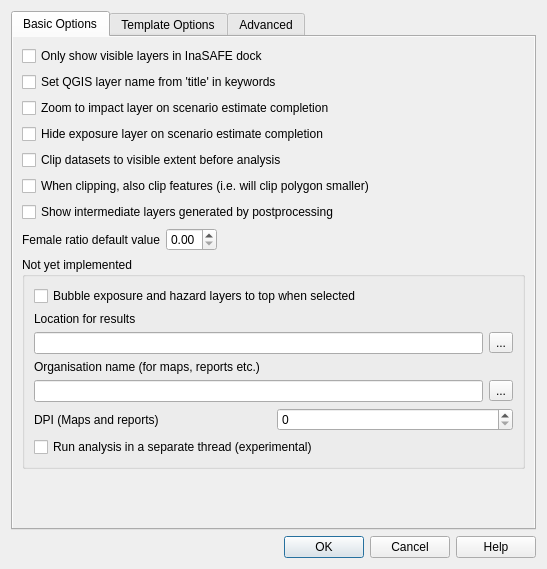
Before: the Qt Designer form safe_qgis/ui/options_dialog_base.ui in inasafe/inasafe, drawn with Qt 5.
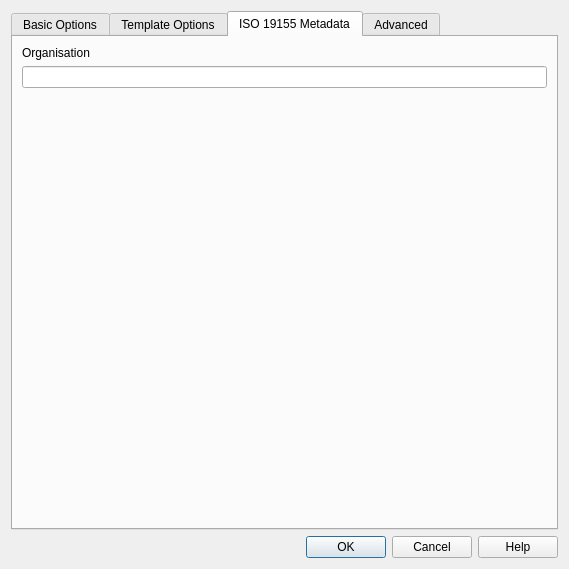
After: the same form once the commit is applied. The open tabs and pages were chosen to show the change. Icons and pictures are not drawn.

Commit message: added gui capabilities for setting defaults for iso metadata. I used the already present DEFAULTS method so that we have a central place in safe with all the defaults.

The edit to the form file:
```diff
--- a/safe_qgis/ui/options_dialog_base.ui
+++ b/safe_qgis/ui/options_dialog_base.ui
@@ -6,7 +6,7 @@
    <rect>
     <x>0</x>
     <y>0</y>
-    <width>547</width>
+    <width>569</width>
     <height>569</height>
    </rect>
   </property>
@@ -47,8 +47,8 @@
            <rect>
             <x>0</x>
             <y>0</y>
-            <width>525</width>
-            <height>487</height>
+            <width>531</width>
+            <height>492</height>
            </rect>
           </property>
           <layout class="QGridLayout" name="gridLayout">
@@ -424,6 +424,40 @@
        </item>
       </layout>
      </widget>
+     <widget class="QWidget" name="tab_iso19115">
+      <attribute name="title">
+       <string>ISO 19155 Metadata</string>
+      </attribute>
+      <layout class="QVBoxLayout" name="verticalLayout_3">
+       <item>
+        <widget class="QLabel" name="label_2">
+         <property name="text">
+          <string>Organisation</string>
+         </property>
+        </widget>
+       </item>
+       <item>
+        <widget class="QLineEdit" name="metadata_organization_le">
+         <property name="text">
+          <string/>
+         </property>
+        </widget>
+       </item>
+       <item>
+        <spacer name="verticalSpacer_3">
+         <property name="orientation">
+          <enum>Qt::Vertical</enum>
+         </property>
+         <property name="sizeHint" stdset="0">
+          <size>
+           <width>20</width>
+           <height>40</height>
+          </size>
+         </property>
+        </spacer>
+       </item>
+      </layout>
+     </widget>
      <widget class="QWidget" name="tab_advanced">
       <attribute name="title">
        <string>Advanced</string>
```
Left out of the diff: 2 changed lines with no effect on the pictures. The commit also changes 14 other files.
